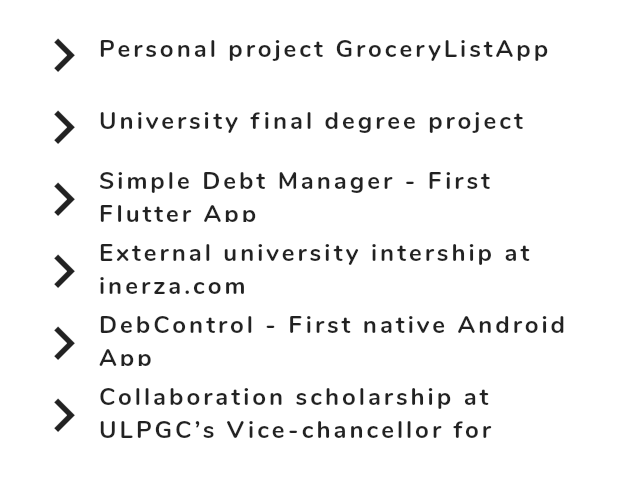
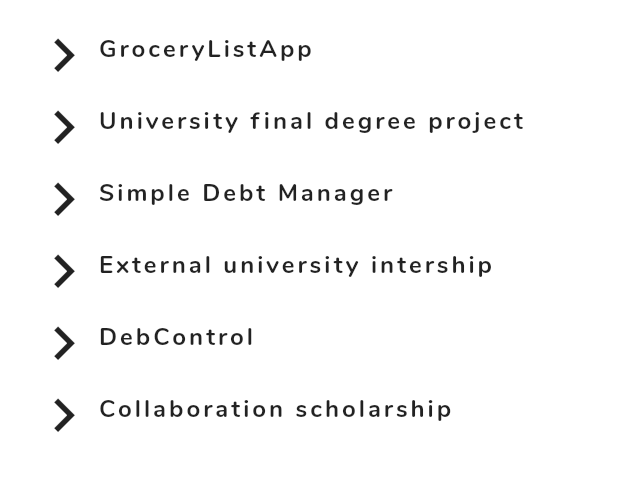
Before and after one commit to NauzetAduen/flutter_portfolio, a Flutter app: the Experience screen opened by its route, on a phone screen of 412 x 824 dp, the part 126-623 px from its top. Run offline on Flutter 3.47's test engine with Material 2 defaults, Android fonts, the phone set to English and light mode, and no system bars; our stand-ins replace responsive_builder; missing offline and left inert: dart:js.

Commit message:
IMPROVE titles un list

```diff
--- a/lib/utils/experience_item_list.dart
+++ b/lib/utils/experience_item_list.dart
@@ -6,8 +6,7 @@ class ExperienceItemList {
   static List<ExperienceItem> list = [
     ExperienceItem(
       date: "01/2017 – 12/2017",
-      title:
-          "Collaboration scholarship at ULPGC’s Vice-chancellor for students and employability",
+      title: "Collaboration scholarship",
       desc: "I was an intern for my univeristy for a whole year, where I had a wide range of responsabilities, from making phone calls to answering emails, write official documents, etc...\n" +
           "From a tech standpoint I did a few things:\nWebs maintenance with Joomla and vanilla PHP, mostly adding articles to our university pages.\n" +
           "MySQL Databases maintenance, backups, and that sort of things.\n" +
@@ -69,7 +68,7 @@ class ExperienceItemList {
     ),
     ExperienceItem(
       date: "08/2018 – 08/2018",
-      title: "DebControl - First native Android App",
+      title: "DebControl",
       desc:
           "First native Android app, where you have a list of your debts.\nLearned a bunch of concepts: LiveData, ViewModel, Room, etc...",
       url: "https://github.com/NauzetAduen/DebtControl",
@@ -94,7 +93,7 @@ class ExperienceItemList {
     ),
     ExperienceItem(
       date: "09/2018 – 12/2018",
-      title: "External university intership at inerza.com",
+      title: "External university intership",
       desc:
           "Improve and increase test coverage in a mobile app\nTested app’s CORE and API REST behind it\nGit, Testing, RESTful web services, Mobile development, Jenkins, SonarQube, Tomcat, DBeaver, ARC, …",
       url: "https://play.google.com/store/apps/details?id=com.inerza.miplaza",
@@ -126,7 +125,7 @@ class ExperienceItemList {
     ),
     ExperienceItem(
         date: "01/2019 - 02/2019",
-        title: "Simple Debt Manager - First Flutter App",
+        title: "Simple Debt Manager",
         desc: "Small project to learn flutter where you can manage your debts. Flutter version of my first Android App.\n" +
             "In this project you can create debts and store them in a small sqlite database.\nDebts will be listed colored by state. Fully paid, not paid or partialy paid.\nYou have a tab where you get a summary of your debts with graphs.\nMore screenshots in the readme.md in the repository.",
         url: "https://github.com/NauzetAduen/simple-debt-manager",
@@ -210,7 +209,7 @@ class ExperienceItemList {
     ),
     ExperienceItem(
       date: "08/2019 – 10/2019",
-      title: "Personal project GroceryListApp",
+      title: "GroceryListApp",
       desc: "Developed a personal Project Grocery list app with Flutter",
       url: "https://github.com/NauzetAduen/grocery_list_app",
       linkMessage: "GroceryList App - Github",
```
